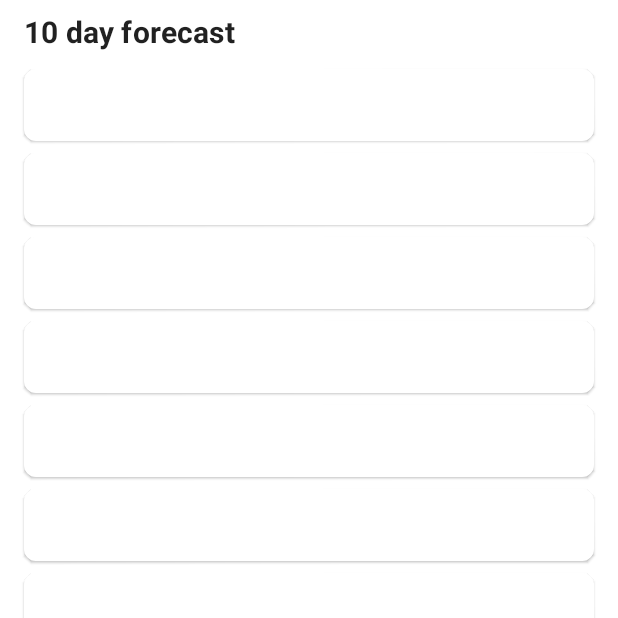
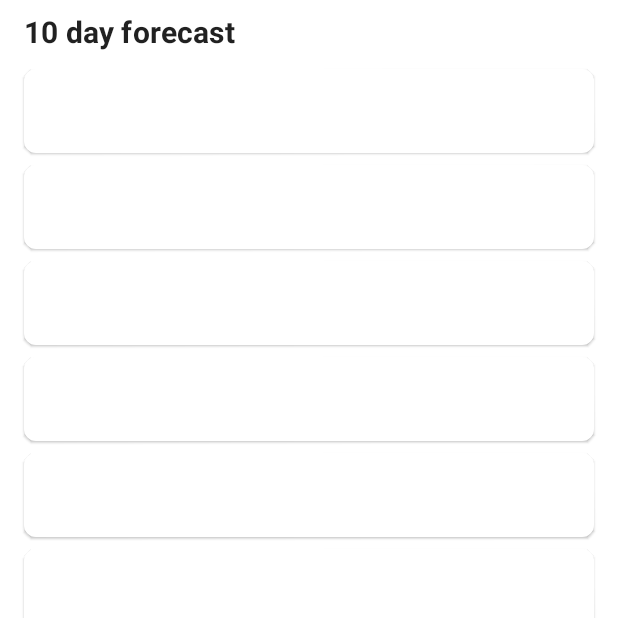
Before and after one commit to Coolightman/Weather, an Android app built with Jetpack Compose: the composable BaseScreen shown on its own in the app's theme, on a phone screen of 412 x 824 dp, the part 618-1236 px from its top. Run offline under Robolectric (Android 15) with nearby library versions, the phone set to English and light mode, and no system bars.

Commit message:
update card height

```diff
--- a/app/src/main/java/by/coolightman/weather/ui/screen/BaseScreen.kt
+++ b/app/src/main/java/by/coolightman/weather/ui/screen/BaseScreen.kt
@@ -121,7 +121,7 @@ fun BaseScreen() {
                         Card(
                             modifier = Modifier
                                 .fillMaxWidth()
-                                .height(48.dp)
+                                .height(56.dp)
                         ) {
 
                         }
```
